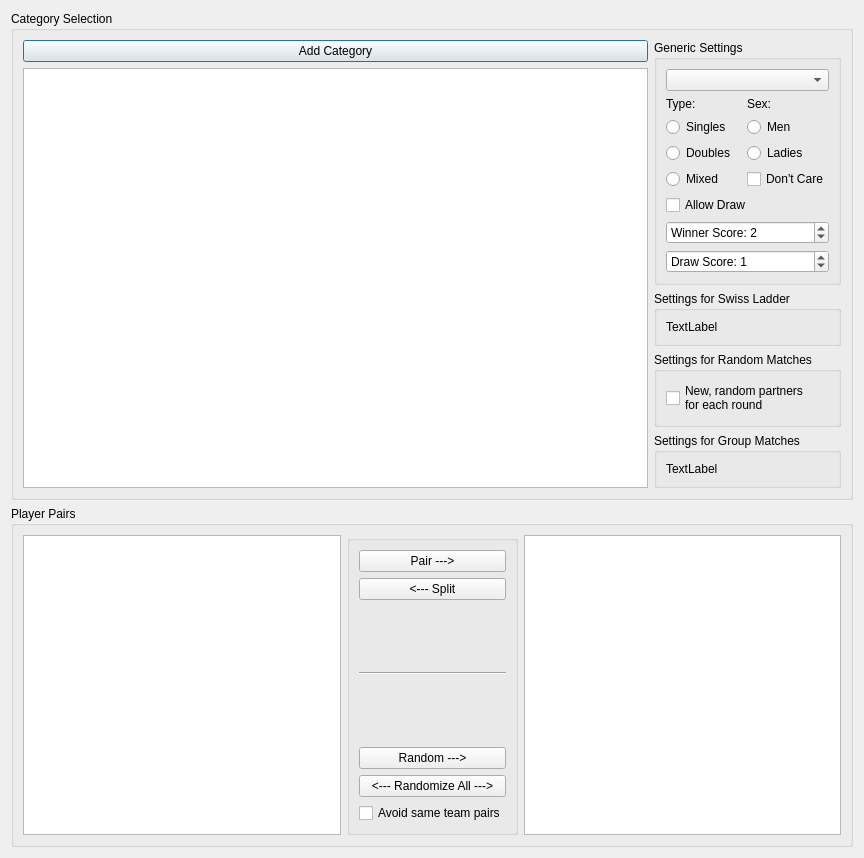
Old version of the form ui/CatTabWidget.ui in the repository probonopd/QTournament.
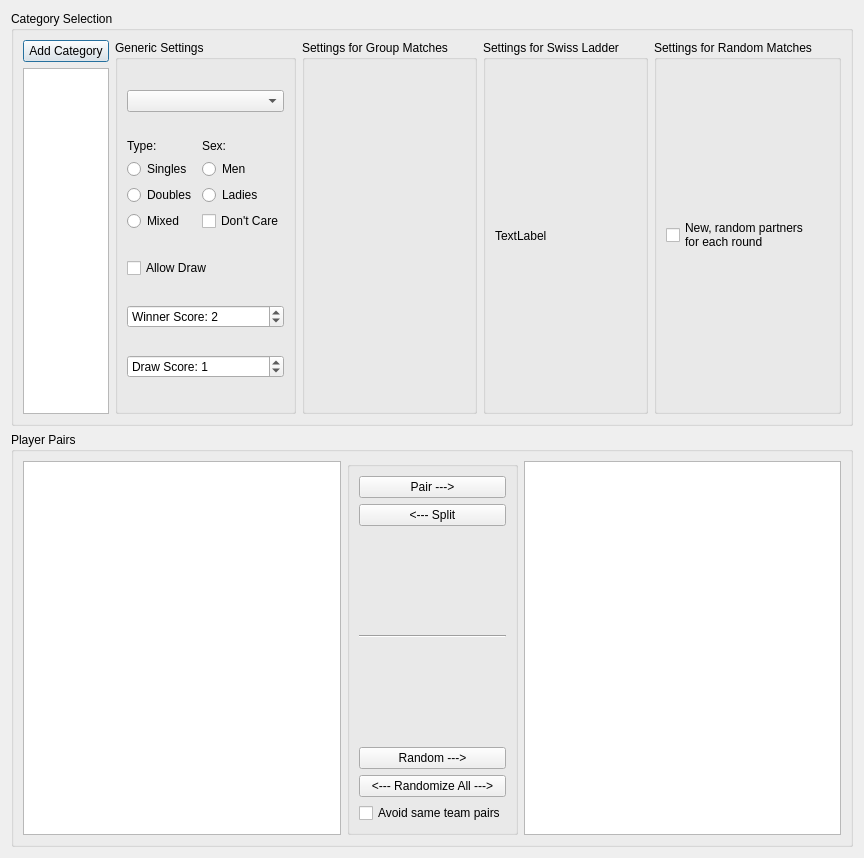
New version of the form. Custom widgets are drawn as their Qt base class.

Commit message: Created a "GroupConfigWidget" and integrated it with the category tab.

```diff
--- a/ui/CatTabWidget.ui
+++ b/ui/CatTabWidget.ui
@@ -180,6 +180,20 @@
           </layout>
          </widget>
         </item>
+       </layout>
+      </item>
+      <item>
+       <widget class="QGroupBox" name="gbGroups">
+        <property name="title">
+         <string>Settings for Group Matches</string>
+        </property>
+        <layout class="QHBoxLayout" name="horizontalLayout_3">
+         <item>
+          <widget class="GroupConfigWidget" name="widget" native="true"/>
+         </item>
+        </layout>
+       </widget>
+      </item>
         <item>
          <widget class="QGroupBox" name="gbSwiss">
           <property name="title">
@@ -213,24 +227,6 @@
           </layout>
          </widget>
         </item>
-        <item>
-         <widget class="QGroupBox" name="gbGroups">
-          <property name="title">
-           <string>Settings for Group Matches</string>
-          </property>
-          <layout class="QHBoxLayout" name="horizontalLayout_3">
-           <item>
-            <widget class="QLabel" name="label_3">
-             <property name="text">
-              <string>TextLabel</string>
-             </property>
-            </widget>
-           </item>
-          </layout>
-         </widget>
-        </item>
-       </layout>
-      </item>
      </layout>
     </widget>
    </item>
@@ -354,6 +350,12 @@
     <slot>onCategoryDoubleClicked(QModelIndex)</slot>
    </slots>
   </customwidget>
+  <customwidget>
+   <class>GroupConfigWidget</class>
+   <extends>QWidget</extends>
+   <header>GroupConfigWidget.h</header>
+   <container>1</container>
+  </customwidget>
  </customwidgets>
  <resources/>
  <connections>
```
Left out of the diff: 19 changed lines with no effect on the pictures. Lines whose indentation alone changed are shown as unchanged. The commit also changes 17 other files.
